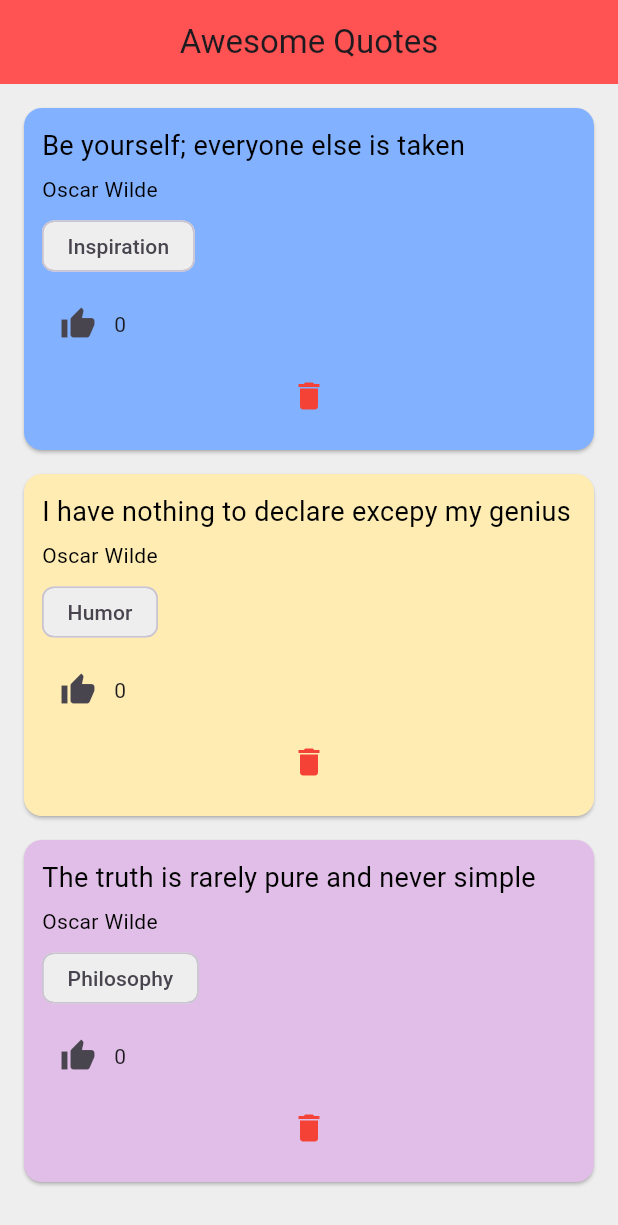
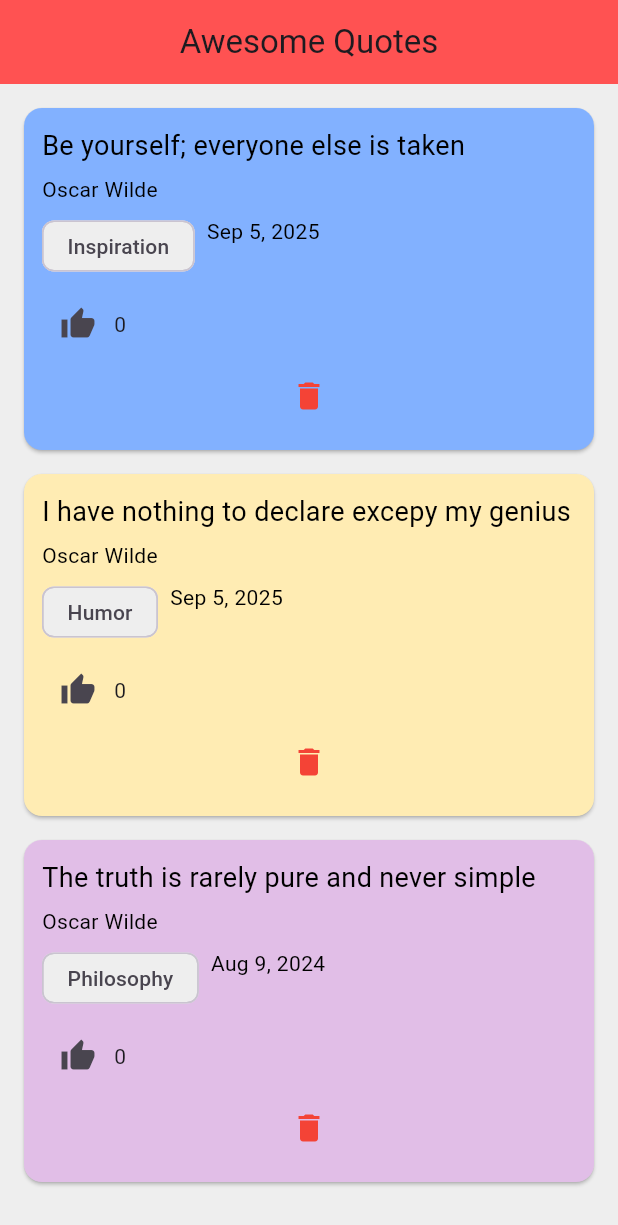
Before and after one commit to PascualSebastian/quotesLab1, a Flutter app: the screen it shows after launch, on a phone screen of 412 x 824 dp. Shown: the top 1225 px of the screen. Run offline on Flutter 3.47's test engine with Material 3 defaults, Android fonts, the phone set to English and light mode, and no system bars.

Commit message:
added DateTime to each card and modified quote.dart to match skeleton code

```diff
--- a/lib/main.dart
+++ b/lib/main.dart
@@ -5,6 +5,8 @@ import 'quote_card.dart';
 void main() => runApp(MaterialApp(home: QuoteList()));
 
 class QuoteList extends StatefulWidget {
+  const QuoteList({super.key});
+
   @override
   _QuoteListState createState() => _QuoteListState();
 }
@@ -24,7 +26,8 @@ class _QuoteListState extends State<QuoteList> {
     Quote(
       author: 'Oscar Wilde',
       text: 'The truth is rarely pure and never simple',
-      category: 'Philosophy'
+      category: 'Philosophy',
+      createdAt: DateTime(2024, 8, 9),
     ),
   ];
 
--- a/lib/quote.dart
+++ b/lib/quote.dart
@@ -1,8 +1,15 @@
 class Quote {
-  String text = "";
-  String author = "";
-  int likes = 0;
-  String category = "";
+  final String text;
+  final String author;
+  final String category;
+  final DateTime createdAt;
+  int likes;
 
-  Quote({required this.text, required this.author, this.likes = 0, required this.category});
+  Quote({
+    required this.text,
+    required this.author,
+    this.category = 'General',
+    DateTime? createdAt,
+    this.likes = 0,
+  }) : createdAt = createdAt ?? DateTime.now();
 }
--- a/lib/quote_card.dart
+++ b/lib/quote_card.dart
@@ -1,12 +1,13 @@
 import 'package:flutter/material.dart';
 import 'quote.dart';
+import 'package:intl/intl.dart';
 
 class QuoteCard extends StatelessWidget {
   final Quote quote;
   final VoidCallback onLike;
   final VoidCallback onDelete;
 
-  QuoteCard({
+  const QuoteCard({
     required this.quote,
     required this.onLike,
     required this.onDelete,
@@ -39,13 +40,19 @@ class QuoteCard extends StatelessWidget {
               style: TextStyle(fontSize: 14.0, color: Colors.black),
             ),
             SizedBox(height: 8.0),
-            Align(
-              alignment: Alignment.centerLeft,
-              child: Chip(
-                label: Text(quote.category),
-                backgroundColor: Colors.grey.shade200,
-                visualDensity: VisualDensity.compact,
-              ),
+            Wrap(
+              spacing: 8,
+              children: [
+                Chip(
+                  label: Text(quote.category),
+                  backgroundColor: Colors.grey.shade200,
+                  visualDensity: VisualDensity.compact,
+                ),
+                Text(
+                  DateFormat('MMM d, yyyy').format(quote.createdAt),
+                  style: TextStyle(color: Colors.black),
+                ),
+              ],
             ),
             SizedBox(height: 8.0),
             Row(
--- a/pubspec.yaml
+++ b/pubspec.yaml
@@ -30,6 +30,7 @@ environment:
 dependencies:
   flutter:
     sdk: flutter
+  intl: ^0.18.0
 
   # The following adds the Cupertino Icons font to your application.
   # Use with the CupertinoIcons class for iOS style icons.
```
Also changed, not shown: pubspec.lock.
